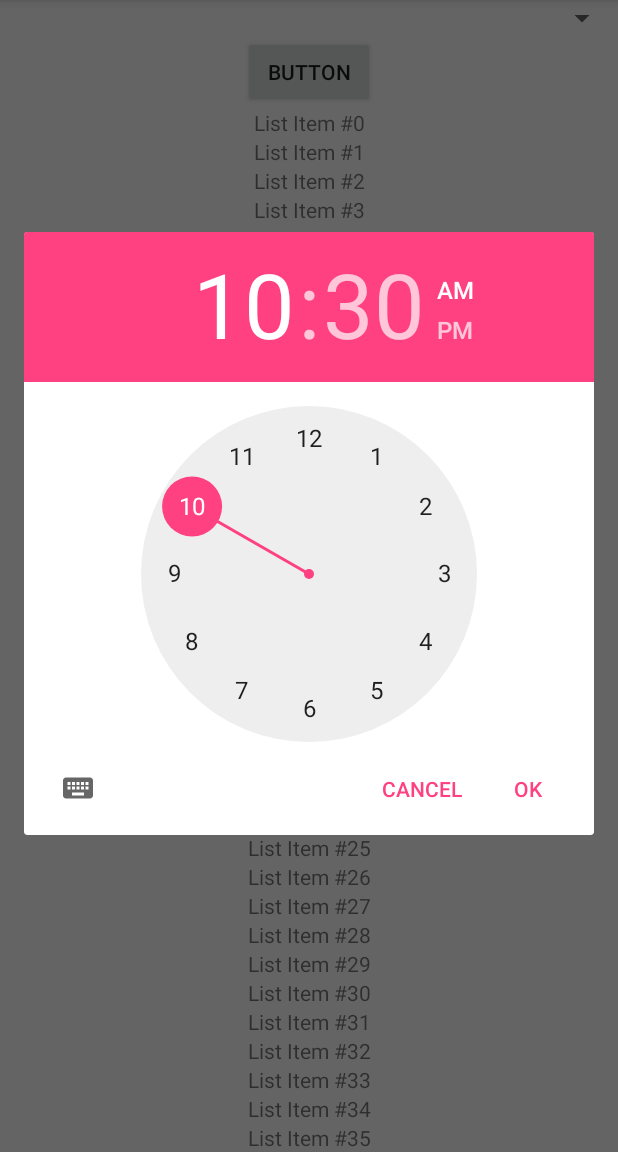
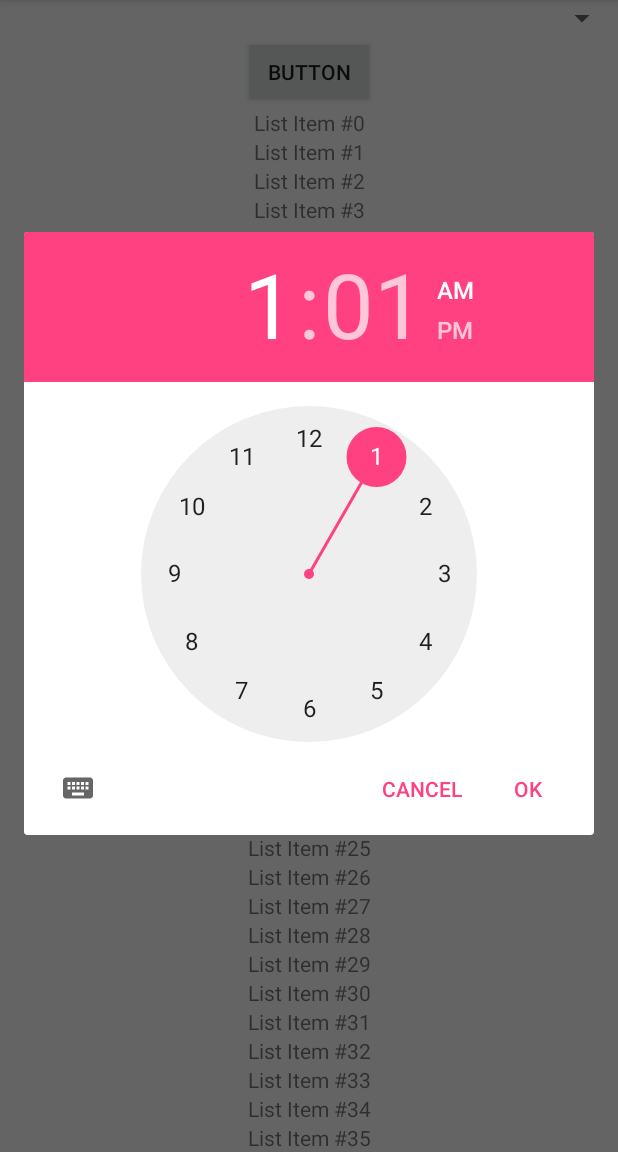
Before and after one commit to FigyTuna/ProjectsEveryDay, an Android app: the screen it shows after launch (MainActivity), in the options menu, after a tap on "Set Notify Time", on a phone screen of 412 x 824 dp, the part 84-1236 px from its top. Run offline under Robolectric (Android 15) with nearby library versions, the phone set to English and light mode, and no system bars.

Commit message:
Time stored in Database.

```diff
--- /dev/null
+++ b/app/src/main/java/com/figytuna/projectseveryday/DatabaseHandler.java
@@ -0,0 +1,84 @@
+package com.figytuna.projectseveryday;
+
+import android.content.Context;
+import android.database.Cursor;
+import android.database.sqlite.SQLiteDatabase;
+import android.database.sqlite.SQLiteStatement;
+
+import java.util.Calendar;
+
+public class DatabaseHandler {
+
+    private static final String DATABASE_NAME = "ped_db";
+    private static final String SINGLE_VALUE_TABLE = "single_value_table";
+
+    private static final String ID_COLUMN = "id_col";
+    private static final String MINUTE_COLUMN = "minute_col";
+    private static final String HOUR_COLUMN = "hour_col";
+    private static final String NOTIF_COLUMN = "notification_col";
+
+    private static final int DEFAULT_ID = 1;
+    private static final int DEFAULT_MINUTE = 0;
+    private static final int DEFAULT_HOUR = 12;
+
+    private SQLiteDatabase db;
+
+    public DatabaseHandler (Context context)
+    {
+        db = context.openOrCreateDatabase(DATABASE_NAME, Context.MODE_PRIVATE, null);
+    }
+
+    private void singleValuesTable ()
+    {
+        db.execSQL ("CREATE TABLE IF NOT EXISTS "
+                + SINGLE_VALUE_TABLE + "("
+                + ID_COLUMN + " INT PRIMARY KEY, "
+                + MINUTE_COLUMN + " INT, "
+                + HOUR_COLUMN + " INT, "
+                + NOTIF_COLUMN + " INT"
+                + ");");
+
+        Cursor resultSet = db.rawQuery ("SELECT * from " + SINGLE_VALUE_TABLE + ";", null);
+
+        if (resultSet.getCount () < 1)
+        {
+            db.execSQL ("INSERT INTO " + SINGLE_VALUE_TABLE + " VALUES(" + DEFAULT_ID + ", "
+                    + DEFAULT_MINUTE + ", " + DEFAULT_HOUR + ", " + 1 + ");");
+        }
+    }
+
+    public void updateNotifTime (int minute, int hour)
+    {
+        String insertSQL;
+        SQLiteStatement stmt;
+
+        singleValuesTable();
+
+        insertSQL = "UPDATE " + SINGLE_VALUE_TABLE + " SET " + MINUTE_COLUMN + " = ?, "
+                + HOUR_COLUMN + " = ? WHERE " + ID_COLUMN + " = " + DEFAULT_ID + ";";
+        stmt = db.compileStatement (insertSQL);
+
+        stmt.bindLong (1, minute);
+        stmt.bindLong (2, hour);
+
+        stmt.executeInsert ();
+    }
+
+    public Calendar getNotifTime ()
+    {
+        Calendar cal = Calendar.getInstance();
+
+        singleValuesTable();
+
+        Cursor resultSet = db.rawQuery ("SELECT * from " + SINGLE_VALUE_TABLE + ";", null);
+
+        resultSet.moveToFirst();
+
+        cal.set (Calendar.SECOND, 0);
+        cal.set (Calendar.MINUTE, resultSet.getColumnIndex(MINUTE_COLUMN));
+        cal.set (Calendar.HOUR, resultSet.getColumnIndex(MINUTE_COLUMN));
+
+        return cal;
+    }
+
+}
--- a/app/src/main/java/com/figytuna/projectseveryday/MainActivity.java
+++ b/app/src/main/java/com/figytuna/projectseveryday/MainActivity.java
@@ -74,14 +74,14 @@ public class MainActivity extends AppCompatActivity {
 
     private void chooseTime ()
     {
-        Calendar current_time = Calendar.getInstance();
-        int hour = current_time.get(Calendar.HOUR_OF_DAY);
-        int minute = current_time.get(Calendar.MINUTE);
+        Calendar saved_time = new DatabaseHandler(getApplicationContext()).getNotifTime();
+        int hour = saved_time.get(Calendar.HOUR_OF_DAY);
+        int minute = saved_time.get(Calendar.MINUTE);
         TimePickerDialog timePicker;
         timePicker = new TimePickerDialog(this, new TimePickerDialog.OnTimeSetListener() {
             @Override
             public void onTimeSet(TimePicker timePicker, int selectedHour, int selectedMinute) {
-                Log.v("Test", "" + selectedHour + ":" + selectedMinute);
+                new DatabaseHandler(getApplicationContext()).updateNotifTime(selectedMinute, selectedHour);
             }
         }, hour, minute, false);
         timePicker.setTitle("Select notification time.");
```
